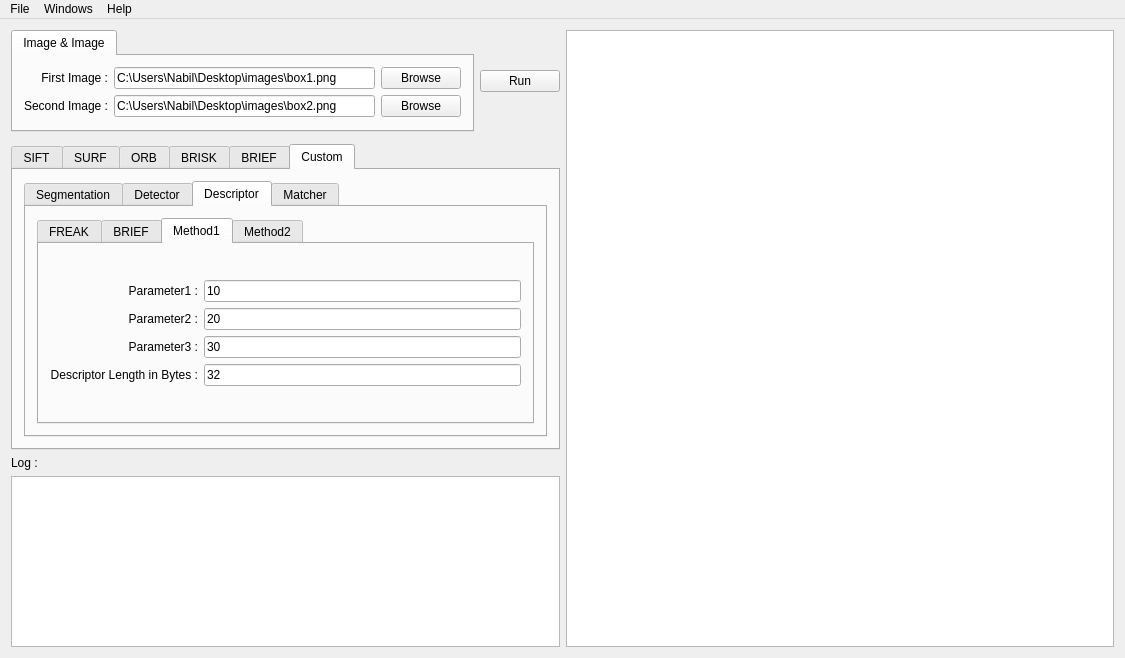
The window that source_code/mainwindow.ui (Aissa94/PFE_Project) describes before a commit, drawn with Qt 5.
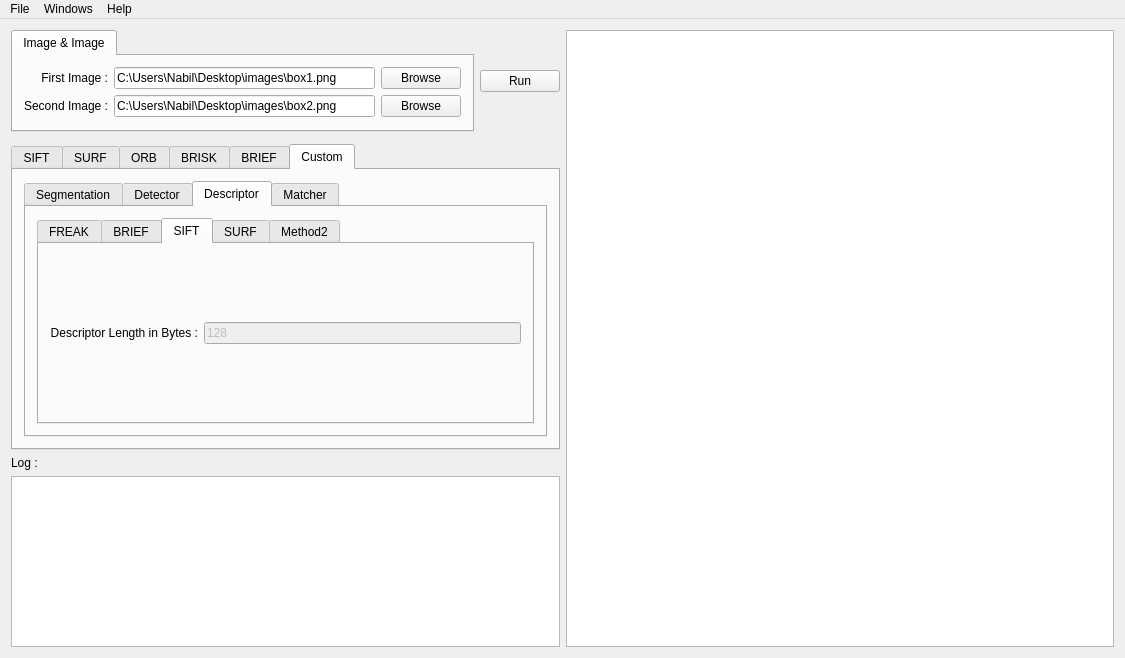
The same window after the commit. The open tabs and pages were chosen to show the change.

Commit message: pblm Surf différent de customSurf

The edit to the form file:
```diff
--- a/source_code/mainwindow.ui
+++ b/source_code/mainwindow.ui
@@ -1549,7 +1549,7 @@
                 </widget>
                 <widget class="QWidget" name="tabDescriptorMethod1">
                  <attribute name="title">
-                  <string>Method1</string>
+                  <string>SIFT</string>
                  </attribute>
                  <layout class="QGridLayout" name="gridLayout_13">
                   <item row="0" column="0">
@@ -1557,68 +1557,68 @@
                     <item row="0" column="0">
                      <widget class="QLabel" name="descriptorMethod1Param1Label">
                       <property name="text">
-                       <string>Parameter1 :</string>
+                       <string>Descriptor Length in Bytes :</string>
                       </property>
                       <property name="alignment">
                        <set>Qt::AlignRight|Qt::AlignTrailing|Qt::AlignVCenter</set>
+                      </property>
+                     </widget>
+                    </item>
+                    <item row="0" column="1">
+                     <widget class="QLineEdit" name="descriptorSiftLengthText">
+                      <property name="enabled">
+                       <bool>false</bool>
+                      </property>
+                      <property name="text">
+                       <string>128</string>
+                      </property>
+                     </widget>
+                    </item>
+                   </layout>
+                  </item>
+                 </layout>
+                </widget>
+                <widget class="QWidget" name="tabDescriptorSurf">
+                 <attribute name="title">
+                  <string>SURF</string>
+                 </attribute>
+                 <layout class="QGridLayout" name="gridLayout_13">
+                  <item row="0" column="0">
+                   <layout class="QGridLayout" name="descriptorSiftParams">
+                    <item row="0" column="0">
+                     <widget class="QLabel" name="descriptorSurfExtendedLabel">
+                      <property name="text">
+                       <string>Descriptor Length in Bytes :</string>
+                      </property>
+                      <property name="alignment">
+                       <set>Qt::AlignRight|Qt::AlignTrailing|Qt::AlignVCenter</set>
+                      </property>
+                     </widget>
+                    </item>
+                    <item row="0" column="1">
+                     <widget class="QRadioButton" name="descriptorSurfNotExtended">
+                      <property name="text">
+                       <string>64</string>
                       </property>
                      </widget>
                     </item>
                     <item row="1" column="0">
-                     <widget class="QLabel" name="descriptorMethod1Param2Label">
+                     <widget class="QLabel" name="descriptorSurfExtendedLabel">
                       <property name="text">
-                       <string>Parameter2 :</string>
+                       <string></string>
                       </property>
                       <property name="alignment">
                        <set>Qt::AlignRight|Qt::AlignTrailing|Qt::AlignVCenter</set>
                       </property>
                      </widget>
                     </item>
-                    <item row="2" column="0">
-                     <widget class="QLabel" name="descriptorMethod1Param3Label">
-                      <property name="text">
-                       <string>Parameter3 :</string>
-                      </property>
-                      <property name="alignment">
-                       <set>Qt::AlignRight|Qt::AlignTrailing|Qt::AlignVCenter</set>
-                      </property>
-                     </widget>
-                    </item>
-                    <item row="3" column="0">
-                     <widget class="QLabel" name="descriptorMethod1LengthLabel">
-                      <property name="text">
-                       <string>Descriptor Length in Bytes :</string>
-                      </property>
-                      <property name="alignment">
-                       <set>Qt::AlignRight|Qt::AlignTrailing|Qt::AlignVCenter</set>
-                      </property>
-                     </widget>
-                    </item>
-                    <item row="0" column="1">
-                     <widget class="QLineEdit" name="descriptorMethod1Param1Text">
-                      <property name="text">
-                       <string>10</string>
-                      </property>
-                     </widget>
-                    </item>
                     <item row="1" column="1">
-                     <widget class="QLineEdit" name="descriptorMethod1Param2Text">
+                     <widget class="QRadioButton" name="descriptorSurfExtended">
                       <property name="text">
-                       <string>20</string>
+                       <string>128</string>
                       </property>
-                     </widget>
-                    </item>
-                    <item row="2" column="1">
-                     <widget class="QLineEdit" name="descriptorMethod1Param3Text">
-                      <property name="text">
-                       <string>30</string>
-                      </property>
-                     </widget>
-                    </item>
-                    <item row="3" column="1">
-                     <widget class="QLineEdit" name="descriptorMethod1LengthText">
-                      <property name="text">
-                       <string>32</string>
+                      <property name="checked">
+                       <bool>true</bool>
                       </property>
                      </widget>
                     </item>
```
Left out of the diff: 114 changed lines with no effect on the pictures. The commit also changes 3 other files.
